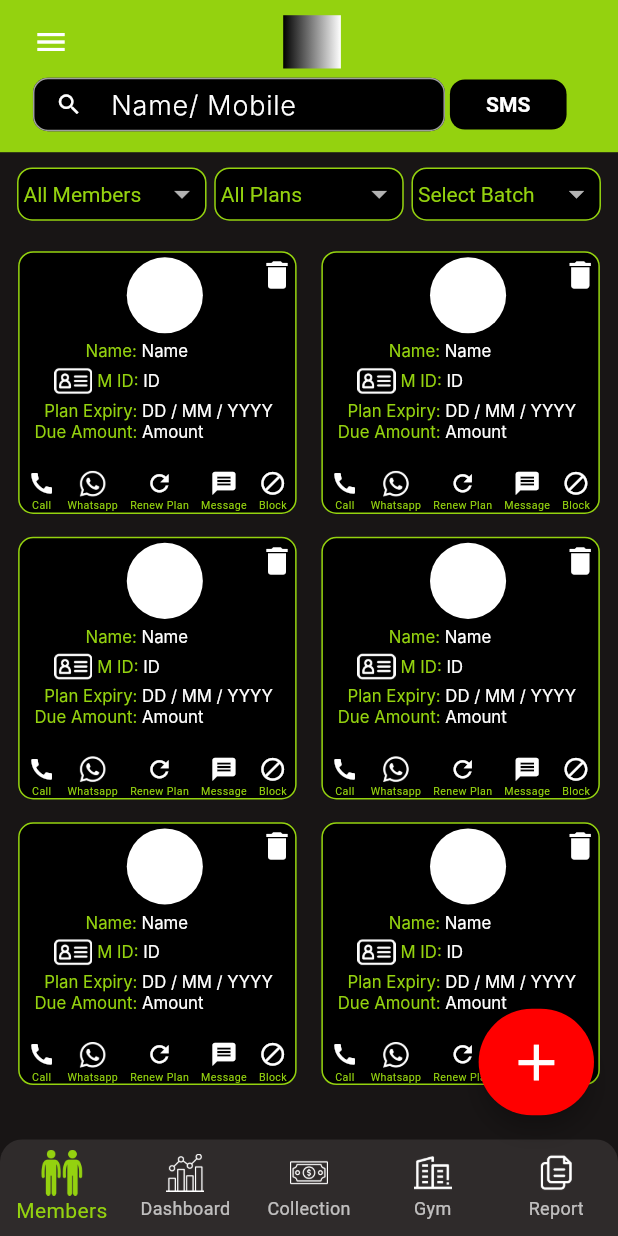
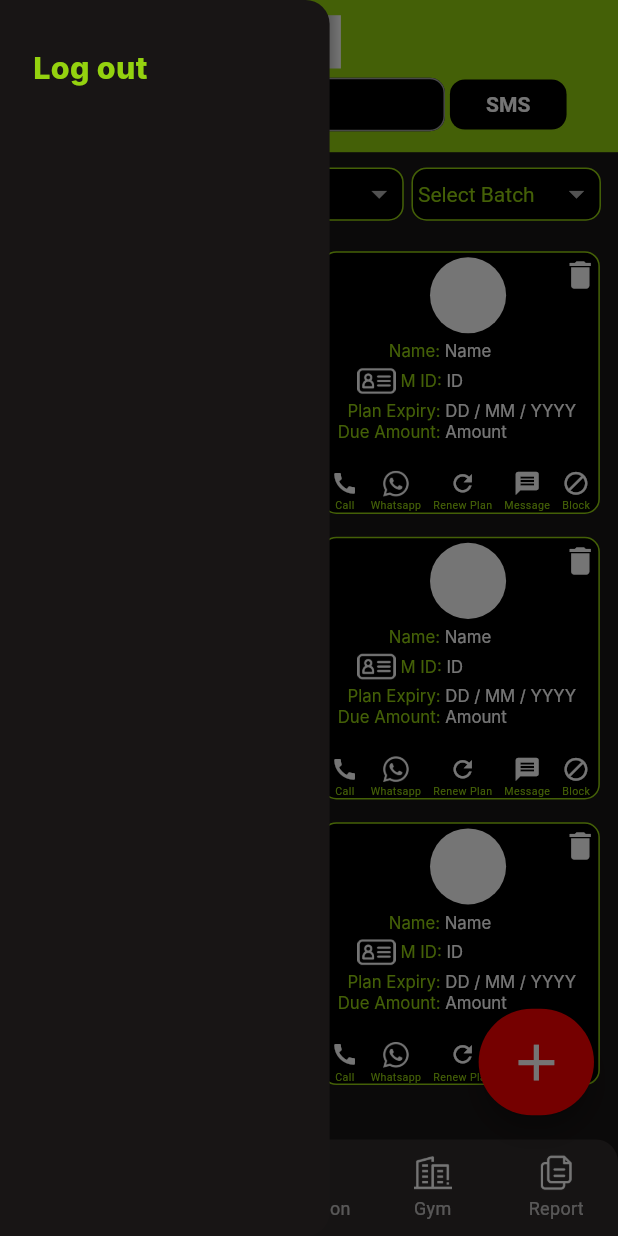
Before and after one commit to Sumeetbharali/360, a Flutter app: the MainLayout screen opened by its route, with the side drawer open (before the commit the screen has no drawer), on a phone screen of 412 x 824 dp. Run offline on Flutter 3.47's test engine with Material 3 defaults, Android fonts, the phone set to English and light mode, and no system bars; our stand-ins replace flutter_screenutil, supabase_flutter; accounts and stored records are empty; network calls fail; Roboto replaces fonts that are missing (Inter).

```diff
--- a/lib/core/configurations/app_router.dart
+++ b/lib/core/configurations/app_router.dart
@@ -1,5 +1,6 @@
 import 'package:flutter/material.dart';
 import 'package:gym_management/core/configurations/pages_routes.dart';
+import 'package:gym_management/features/auth_gate.dart';
 import 'package:gym_management/features/login/presentation/views/login_google.dart';
 import 'package:gym_management/features/login/presentation/views/login_mail.dart';
 import 'package:gym_management/features/members/presentation/views/add_member.dart';
@@ -7,7 +8,6 @@ import 'package:gym_management/features/members/presentation/views/member_inform
 import 'package:gym_management/features/sign_up/presentation/views/plan_selection.dart';
 import 'package:gym_management/features/sign_up/presentation/views/sign_up.dart';
 
-import '../../features/login/presentation/views/login_options.dart';
 import '../../main_layout.dart';
 
 class AppRouter {
@@ -15,7 +15,7 @@ class AppRouter {
     switch (settings.name) {
       case PagesRoutes.onBoardingView:
         return MaterialPageRoute(
-            builder: (context) => const LoginOptions(), settings: settings);
+            builder: (context) => const AuthGate(), settings: settings);
 
       case PagesRoutes.mainLayout:
         return MaterialPageRoute(
@@ -23,7 +23,7 @@ class AppRouter {
 
       case PagesRoutes.loginWithMail:
         return MaterialPageRoute(
-            builder: (context) => const LoginMail(), settings: settings);
+            builder: (context) => LoginMail(), settings: settings);
 
       case PagesRoutes.loginWithGoogle:
         return MaterialPageRoute(
--- a/lib/core/widgets/my_app_bar.dart
+++ b/lib/core/widgets/my_app_bar.dart
@@ -6,7 +6,9 @@ import 'package:gym_management/core/widgets/space.dart';
 import '../theme/color_palette.dart';
 
 class MyAppBar extends StatelessWidget {
-  const MyAppBar({super.key});
+  MyAppBar({super.key, required this.onTap});
+
+  Function() onTap;
 
   @override
   Widget build(BuildContext context) {
@@ -21,9 +23,12 @@ class MyAppBar extends StatelessWidget {
             child: Row(
               crossAxisAlignment: CrossAxisAlignment.center,
               children: [
-                const Icon(
-                  Icons.menu,
-                  color: Colors.white,
+                GestureDetector(
+                  child: const Icon(
+                    Icons.menu,
+                    color: Colors.white,
+                  ),
+                  onTap: onTap,
                 ),
                 horizontalSpace(130),
                 Container(
--- a/lib/features/members/presentation/views/members.dart
+++ b/lib/features/members/presentation/views/members.dart
@@ -13,7 +13,12 @@ class Members extends StatelessWidget {
   Widget build(BuildContext context) {
     return Column(
       children: [
-        const MyAppBar(),
+        MyAppBar(
+          onTap: () {
+            Scaffold.of(context).openDrawer();
+            print("Iam here");
+          },
+        ),
         verticalSpace(10),
         Expanded(
           child: Padding(
--- a/lib/main_layout.dart
+++ b/lib/main_layout.dart
@@ -1,7 +1,9 @@
 import 'package:flutter/material.dart';
 import 'package:flutter_screenutil/flutter_screenutil.dart';
 import 'package:gym_management/core/configurations/pages_routes.dart';
+import 'package:gym_management/core/services/auth_service.dart';
 import 'package:gym_management/core/theme/color_palette.dart';
+import 'package:gym_management/core/theme/text_styles.dart';
 import 'package:gym_management/features/members/presentation/views/members.dart';
 
 import 'core/widgets/my_navigation_bar.dart';
@@ -14,9 +16,28 @@ class MainLayout extends StatefulWidget {
 }
 
 class _MainLayoutState extends State<MainLayout> {
+  AuthService authService = AuthService();
   @override
   Widget build(BuildContext context) {
     return Scaffold(
+      drawer: Drawer(
+        backgroundColor: ColorPalette.darkGrey,
+        width: 200.w,
+        child: Padding(
+          padding: EdgeInsets.symmetric(horizontal: 20.w, vertical: 30.h),
+          child: ListView(
+            children: [
+              GestureDetector(
+                onTap: authService.signOut,
+                child: Text(
+                  "Log out",
+                  style: MyTextStyles.fontInter20MainGreenExtraBold,
+                ),
+              )
+            ],
+          ),
+        ),
+      ),
       floatingActionButton: SizedBox(
         height: 70.h,
         width: 70.w,
--- a/pubspec.yaml
+++ b/pubspec.yaml
@@ -38,6 +38,7 @@ dependencies:
   flutter_screenutil: ^5.9.3
   dotted_border: ^2.0.0
   r_dotted_line_border: ^0.1.1
+  supabase_flutter: ^2.8.3
 
 
 dev_dependencies:
```
Also changed, not shown: lib/core/services/auth_service.dart (added, +24 -0 lines), lib/features/auth_gate.dart (added, +28 -0 lines), lib/features/login/presentation/views/login_mail.dart (+41 -6 lines), lib/features/login/presentation/widgets/my_text_field.dart (+13 -12 lines), lib/main.dart (+9 -1 lines), pubspec.lock, 5 other files.
